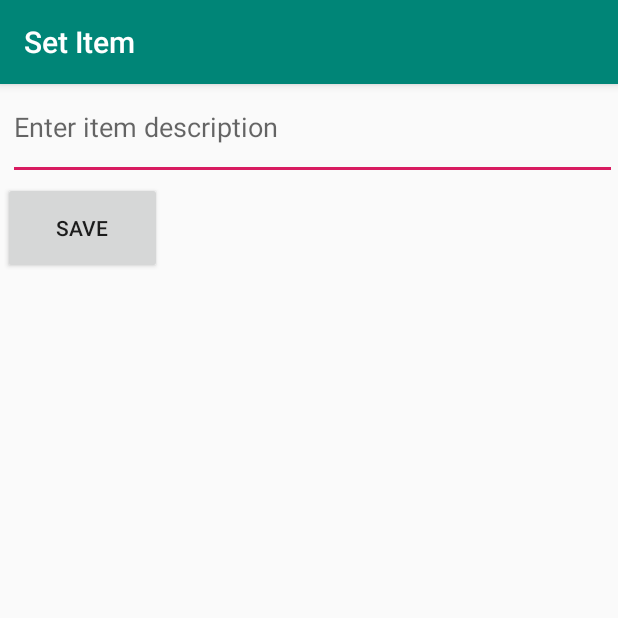
After one commit to thualing/SimpleTodo, an Android app: the EditItemActivity screen opened directly, with no data from a screen before it, on a phone screen of 412 x 824 dp, the top half of it. The commit adds this screen. Run offline under Robolectric (Android 15) with nearby library versions, the light colour scheme and no system bars.

Commit message:
add edit item function

```diff
--- a/app/build.gradle
+++ b/app/build.gradle
@@ -25,7 +25,7 @@ android {
 
 dependencies {
     implementation fileTree(dir: 'libs', include: ['*.jar'])
-    implementation"org.jetbrains.kotlin:kotlin-stdlib-jdk7:$kotlin_version"
+    implementation "org.jetbrains.kotlin:kotlin-stdlib-jdk7:$kotlin_version"
     implementation 'androidx.appcompat:appcompat:1.1.0'
     implementation 'androidx.core:core-ktx:1.1.0'
     implementation 'androidx.constraintlayout:constraintlayout:1.1.3'
@@ -33,5 +33,5 @@ dependencies {
     androidTestImplementation 'androidx.test:runner:1.2.0'
     androidTestImplementation 'androidx.test.espresso:espresso-core:3.2.0'
     implementation 'androidx.recyclerview:recyclerview:1.0.0'
-    compile 'commons-io:commons-io:2.5'
+    implementation 'commons-io:commons-io:2.5'
 }
--- /dev/null
+++ b/app/src/main/java/com/thualing/simpletodo/EditItemActivity.kt
@@ -0,0 +1,37 @@
+package com.thualing.simpletodo
+
+import android.app.Activity
+import android.content.Intent
+import android.os.Bundle
+import android.view.View
+import android.widget.EditText
+import androidx.appcompat.app.AppCompatActivity
+import com.thualing.simpletodo.MainActivity.Companion.ITEM_POSITION
+import com.thualing.simpletodo.MainActivity.Companion.ITEM_TEXT
+import kotlinx.android.synthetic.main.activity_edit_item.*
+
+class EditItemActivity : AppCompatActivity() {
+
+    var position = 0
+    var etItemText : EditText? = null
+
+
+    override fun onCreate(savedInstanceState: Bundle?) {
+        super.onCreate(savedInstanceState)
+        setContentView(R.layout.activity_edit_item)
+
+
+        supportActionBar?.title = "Set Item"
+        etItemText = edItem
+        etItemText?.setText(intent.getStringExtra(ITEM_TEXT))
+        position = intent.getIntExtra(ITEM_POSITION, 0)
+    }
+
+    fun onSaveItem(v : View) {
+        val i = Intent()
+        i.putExtra(ITEM_TEXT, etItemText?.text.toString())
+        i.putExtra(ITEM_POSITION, position)
+        setResult(Activity.RESULT_OK, i)
+        finish()
+    }
+}
--- /dev/null
+++ b/app/src/main/res/layout/activity_edit_item.xml
@@ -0,0 +1,33 @@
+<?xml version="1.0" encoding="utf-8"?>
+<RelativeLayout
+        xmlns:android="http://schemas.android.com/apk/res/android"
+        xmlns:app="http://schemas.android.com/apk/res-auto"
+        xmlns:tools="http://schemas.android.com/tools"
+        android:layout_width="match_parent"
+        android:layout_height="match_parent"
+        tools:context=".EditItemActivity">
+
+    <EditText
+            android:id="@+id/edItem"
+            android:layout_width="406dp"
+            android:layout_height="58dp"
+            android:layout_alignParentStart="true"
+            android:layout_alignParentTop="true"
+            android:layout_marginStart="5dp"
+            android:layout_marginTop="6dp"
+            android:ems="10"
+            android:gravity="start|top"
+            android:hint="Enter item description"
+            android:inputType="textMultiLine" />
+
+    <Button
+            android:id="@+id/btnSave"
+            android:layout_width="106dp"
+            android:layout_height="61dp"
+            android:layout_alignParentStart="true"
+            android:layout_alignParentTop="true"
+            android:layout_marginStart="2dp"
+            android:layout_marginTop="65dp"
+            android:onClick="onSaveItem"
+            android:text="Save" />
+</RelativeLayout>
```
Also changed, not shown: app/src/main/AndroidManifest.xml (+4 -3 lines), app/src/main/java/com/thualing/simpletodo/MainActivity.kt (+32 -0 lines).
